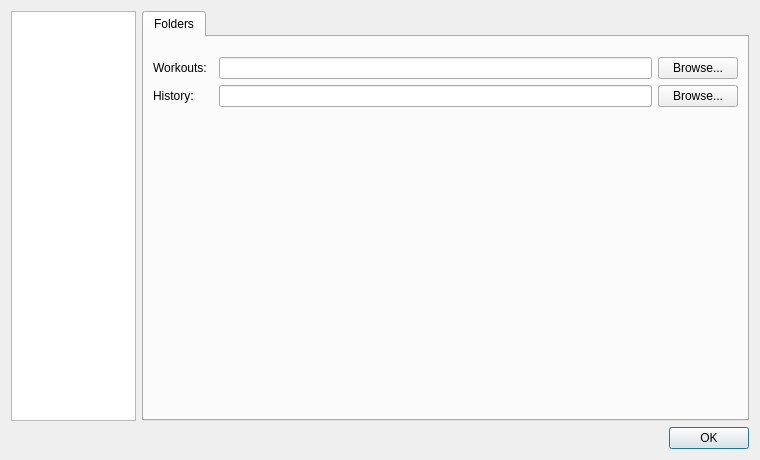
The window that src/ui/dialogmainwindowconfig.ui (MaximumTrainer/MaximumTrainer_Redux) describes before a commit, drawn with Qt 5.
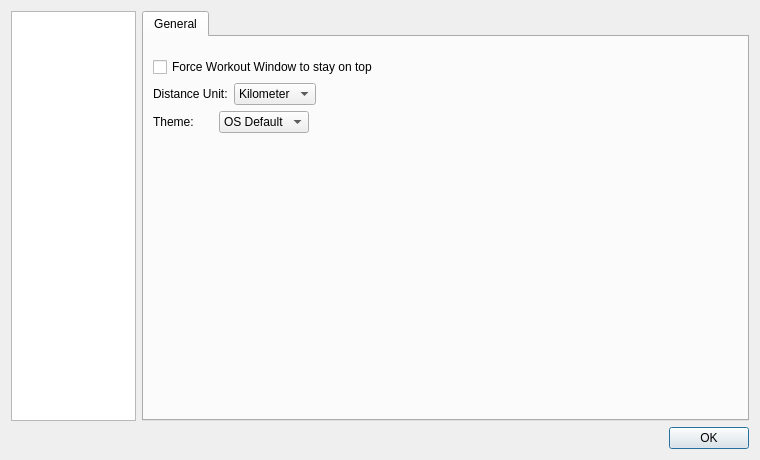
The same window after the commit. The open tabs and pages were chosen to show the change. Custom widgets are drawn as their Qt base class.

Commit message: refactor: drop the custom History/Workout folder option (use OS default)

```diff
--- a/src/ui/dialogmainwindowconfig.ui
+++ b/src/ui/dialogmainwindowconfig.ui
@@ -225,127 +225,6 @@
        </item>
       </layout>
      </widget>
-     <widget class="QWidget" name="page_folder">
-      <layout class="QVBoxLayout" name="verticalLayout">
-       <property name="leftMargin">
-        <number>0</number>
-       </property>
-       <property name="topMargin">
-        <number>0</number>
-       </property>
-       <property name="rightMargin">
-        <number>0</number>
-       </property>
-       <property name="bottomMargin">
-        <number>0</number>
-       </property>
-       <item>
-        <widget class="QTabWidget" name="tabWidget">
-         <property name="currentIndex">
-          <number>0</number>
-         </property>
-         <widget class="QWidget" name="tab_5">
-          <attribute name="title">
-           <string>Folders</string>
-          </attribute>
-          <layout class="QVBoxLayout" name="verticalLayout_3">
-           <property name="leftMargin">
-            <number>9</number>
-           </property>
-           <property name="topMargin">
-            <number>20</number>
-           </property>
-           <property name="rightMargin">
-            <number>9</number>
-           </property>
-           <property name="bottomMargin">
-            <number>9</number>
-           </property>
-           <item>
-            <layout class="QHBoxLayout" name="horizontalLayout">
-             <item>
-              <widget class="QLabel" name="label_2">
-               <property name="sizePolicy">
-                <sizepolicy hsizetype="Minimum" vsizetype="Preferred">
-                 <horstretch>0</horstretch>
-                 <verstretch>0</verstretch>
-                </sizepolicy>
-               </property>
-               <property name="minimumSize">
-                <size>
-                 <width>60</width>
-                 <height>0</height>
-                </size>
-               </property>
-               <property name="text">
-                <string>Workouts:</string>
-               </property>
-              </widget>
-             </item>
-             <item>
-              <widget class="QLineEdit" name="lineEdit_workoutDir"/>
-             </item>
-             <item>
-              <widget class="QPushButton" name="pushButton_browseWorkoutDir">
-               <property name="text">
-                <string>Browse...</string>
-               </property>
-              </widget>
-             </item>
-            </layout>
-           </item>
-           <item>
-            <layout class="QHBoxLayout" name="horizontalLayout_2">
-             <item>
-              <widget class="QLabel" name="label_4">
-               <property name="sizePolicy">
-                <sizepolicy hsizetype="Minimum" vsizetype="Preferred">
-                 <horstretch>0</horstretch>
-                 <verstretch>0</verstretch>
-                </sizepolicy>
-               </property>
-               <property name="minimumSize">
-                <size>
-                 <width>60</width>
-                 <height>0</height>
-                </size>
-               </property>
-               <property name="text">
-                <string>History:</string>
-               </property>
-              </widget>
-             </item>
-             <item>
-              <widget class="QLineEdit" name="lineEdit_historyDir"/>
-             </item>
-             <item>
-              <widget class="QPushButton" name="pushButton_browseHistoryDir">
-               <property name="text">
-                <string>Browse...</string>
-               </property>
-              </widget>
-             </item>
-            </layout>
-           </item>
-           <item>
-            <spacer name="verticalSpacer">
-             <property name="orientation">
-              <enum>Qt::Vertical</enum>
-             </property>
-             <property name="sizeHint" stdset="0">
-              <size>
-               <width>20</width>
-               <height>40</height>
-              </size>
-             </property>
-            </spacer>
-           </item>
-          </layout>
-         </widget>
-        </widget>
-       </item>
-      </layout>
-     </widget>
      <widget class="QWidget" name="page_upload">
       <layout class="QVBoxLayout" name="verticalLayout_5">
        <property name="spacing">
```
The commit also changes 7 other files.
